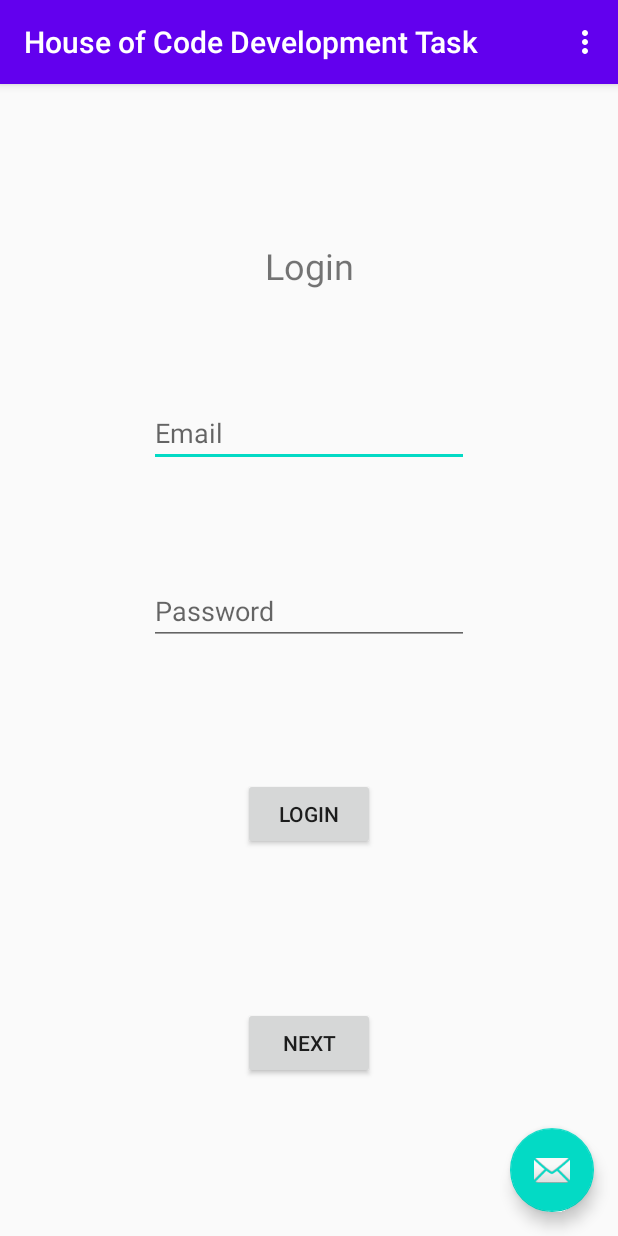
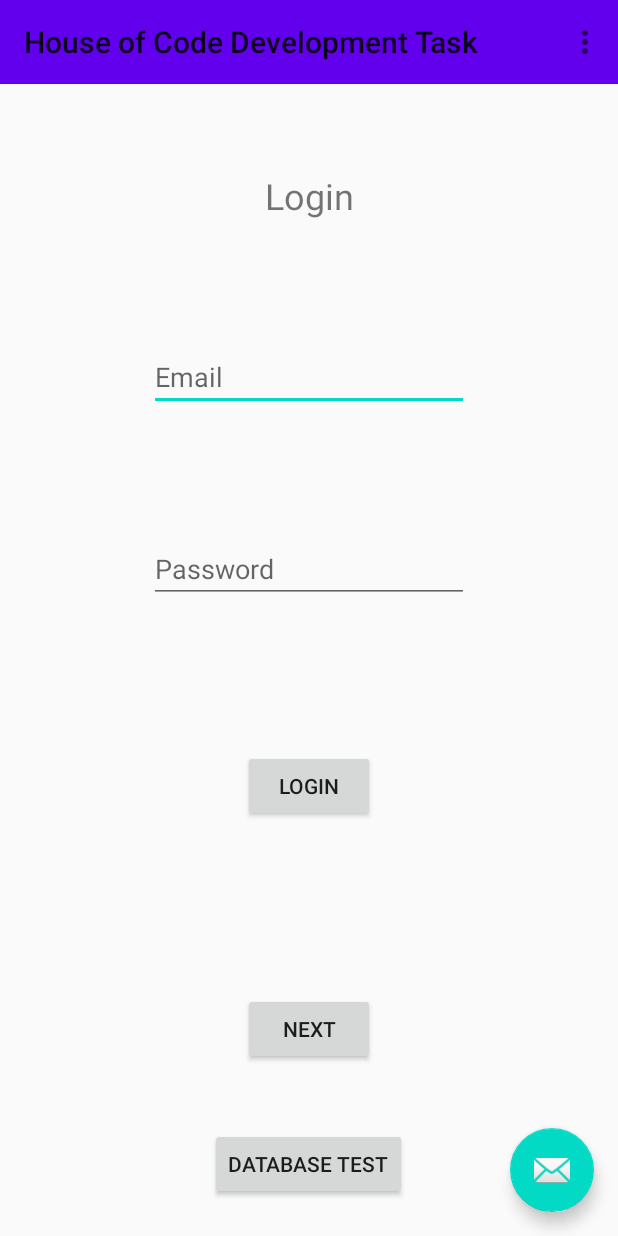
Before and after one commit to niko6116/House-of-Code-Development-Task, an Android app: the screen it shows after launch (MainActivity), on a phone screen of 412 x 824 dp. Run offline under Robolectric (Android 15) with nearby library versions, the phone set to English and light mode, and no system bars; libraries missing offline, so code that uses them is left out: com.firebase.client; 2 statements that could not run were skipped.

Commit message:
A button that sends test data to a database has been implemented.

```diff
--- a/app/build.gradle
+++ b/app/build.gradle
@@ -34,12 +34,13 @@ dependencies {
     implementation 'androidx.navigation:navigation-ui:2.1.0'
 
     //implementation 'com.google.firebase:firebase-analytics:16.0.5'
-    //implementation 'com.google.firebase:firebase-auth:16.0.5'
+    //implementation 'com.google.firebase:firebase-auth:15.0.0'
 
     implementation 'com.google.firebase:firebase-analytics:15.0.0'
     implementation 'com.google.firebase:firebase-auth:15.0.0'
     implementation 'com.google.firebase:firebase-firestore:15.0.0'
     implementation 'com.google.firebase:firebase-database:15.0.0'
+    implementation 'com.firebase:firebase-client-android:2.3.1'
 
     testImplementation 'junit:junit:4.12'
     androidTestImplementation 'androidx.test.ext:junit:1.1.1'
--- a/app/src/main/AndroidManifest.xml
+++ b/app/src/main/AndroidManifest.xml
@@ -21,4 +21,5 @@
         </activity>
     </application>
 
+    <uses-permission android:name="android.permission.INTERNET"></uses-permission>
 </manifest>
--- a/app/src/main/java/com/niko/houseofcodedevelopmenttask/MainActivity.java
+++ b/app/src/main/java/com/niko/houseofcodedevelopmenttask/MainActivity.java
@@ -2,6 +2,7 @@ package com.niko.houseofcodedevelopmenttask;
 
 import android.os.Bundle;
 
+import com.firebase.client.Firebase;
 import com.google.android.material.floatingactionbutton.FloatingActionButton;
 import com.google.android.material.snackbar.Snackbar;
 
@@ -14,11 +15,24 @@ import android.view.MenuItem;
 
 public class MainActivity extends AppCompatActivity {
 
+    private Firebase firebase;
+
     @Override
     protected void onCreate(Bundle savedInstanceState) {
         super.onCreate(savedInstanceState);
         setContentView(R.layout.activity_main);
 
+        Firebase.setAndroidContext(this);
+
+        firebase = new Firebase("https://hoc-task.firebaseio.com/");
+
+        findViewById(R.id.button_database_test).setOnClickListener(new View.OnClickListener() {
+            @Override
+            public void onClick(View view) {
+                Firebase firebaseChild = firebase.child("Test");
+                firebaseChild.setValue("test value");
+            }
+        });
 
         Toolbar toolbar = findViewById(R.id.toolbar);
         setSupportActionBar(toolbar);
--- a/app/src/main/res/layout/activity_main.xml
+++ b/app/src/main/res/layout/activity_main.xml
@@ -11,13 +11,6 @@
         android:layout_height="wrap_content"
         android:theme="@style/AppTheme.AppBarOverlay">
 
-        <androidx.appcompat.widget.Toolbar
-            android:id="@+id/toolbar"
-            android:layout_width="match_parent"
-            android:layout_height="?attr/actionBarSize"
-            android:background="?attr/colorPrimary"
-            app:popupTheme="@style/AppTheme.PopupOverlay" />
-
     </com.google.android.material.appbar.AppBarLayout>
 
     <include layout="@layout/content_main" />
@@ -30,4 +23,25 @@
         android:layout_margin="@dimen/fab_margin"
         app:srcCompat="@android:drawable/ic_dialog_email" />
 
+    <Button
+        android:id="@+id/button_database_test"
+        android:layout_width="wrap_content"
+        android:layout_height="wrap_content"
+        android:layout_gravity="bottom|bottom|center"
+        android:layout_margin="24dp"
+        android:text="Database Test"
+        app:layout_constraintBottom_toTopOf="parent"
+        app:layout_constraintEnd_toEndOf="parent"
+        app:layout_constraintHorizontal_bias="0.50"
+        app:layout_constraintStart_toStartOf="parent"
+        app:layout_constraintTop_toBottomOf="parent"
+        app:layout_constraintVertical_bias="0.50" />
+
+    <androidx.appcompat.widget.Toolbar
+        android:id="@+id/toolbar"
+        android:layout_width="match_parent"
+        android:layout_height="?attr/actionBarSize"
+        android:background="?attr/colorPrimary"
+        app:popupTheme="@style/AppTheme.PopupOverlay" />
+
 </androidx.coordinatorlayout.widget.CoordinatorLayout>
--- a/build.gradle
+++ b/build.gradle
@@ -11,9 +11,6 @@ buildscript {
         classpath 'com.android.tools.build:gradle:3.6.0-beta05'
         classpath 'androidx.navigation:navigation-safe-args-gradle-plugin:2.1.0'
         classpath 'com.google.gms:google-services:4.3.3'
-
-        // NOTE: Do not place your application dependencies here; they belong
-        // in the individual module build.gradle files
     }
 }
 
```
Also changed, not shown: app/src/main/res/layout/fragment_second.xml (line endings or trailing spaces).
